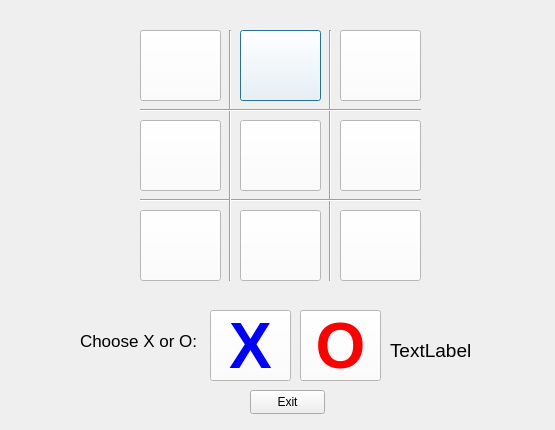
NoahMcKearney/Software-Team-Project, file GamesApp/tic_tac_toe.ui: the form before one commit.
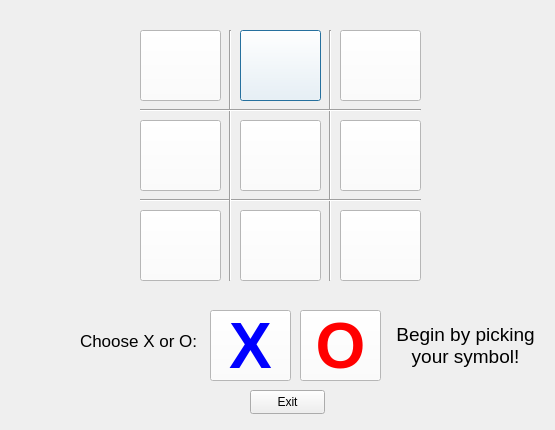
The form after the commit.

Commit message: beginning of computer picking best move

Patch:
```diff
--- a/GamesApp/tic_tac_toe.ui
+++ b/GamesApp/tic_tac_toe.ui
@@ -511,9 +511,9 @@
    <property name="geometry">
     <rect>
      <x>390</x>
-     <y>300</y>
+     <y>290</y>
      <width>151</width>
-     <height>101</height>
+     <height>111</height>
     </rect>
    </property>
    <property name="font">
@@ -522,7 +522,13 @@
     </font>
    </property>
    <property name="text">
-    <string>TextLabel</string>
+    <string>Begin by picking your symbol!</string>
+   </property>
+   <property name="alignment">
+    <set>Qt::AlignCenter</set>
+   </property>
+   <property name="wordWrap">
+    <bool>true</bool>
    </property>
   </widget>
   <widget class="QPushButton" name="exitButton">
```
The commit also changes 3 other files.
